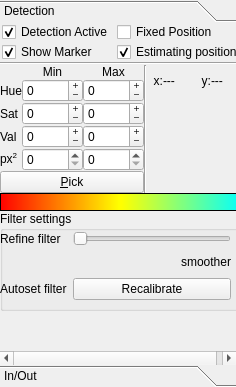
gasparnori/Spotter, file lib/ui/tab_featuresUi.ui: the form before one commit.
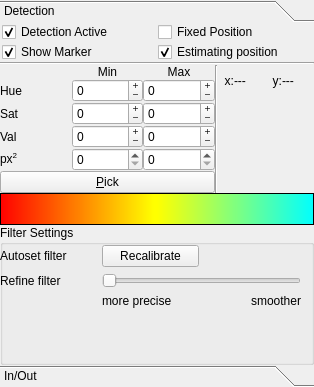
The form after the commit.

```diff
--- a/lib/ui/tab_featuresUi.ui
+++ b/lib/ui/tab_featuresUi.ui
@@ -6,7 +6,7 @@
    <rect>
     <x>0</x>
     <y>0</y>
-    <width>236</width>
+    <width>314</width>
     <height>387</height>
    </rect>
   </property>
@@ -38,7 +38,7 @@
          <rect>
           <x>0</x>
           <y>0</y>
-          <width>234</width>
+          <width>312</width>
           <height>343</height>
          </rect>
         </property>
@@ -86,84 +86,81 @@
             </widget>
            </item>
            <item>
-            <widget class="QGroupBox" name="groupBox">
-             <property name="minimumSize">
-              <size>
-               <width>0</width>
-               <height>100</height>
-              </size>
-             </property>
+            <widget class="QGroupBox" name="FilterSettings">
              <property name="title">
-              <string>Filter settings</string>
+              <string>Filter Settings</string>
              </property>
              <widget class="QWidget" name="gridLayoutWidget">
               <property name="geometry">
                <rect>
                 <x>0</x>
                 <y>20</y>
-                <width>231</width>
-                <height>69</height>
+                <width>301</width>
+                <height>107</height>
                </rect>
               </property>
-              <layout class="QGridLayout" name="gridLayout_10">
-               <item row="0" column="1">
+              <layout class="QGridLayout" name="gridLayout_8">
+               <item row="2" column="0">
+                <widget class="QLabel" name="filterLabel">
+                 <property name="text">
+                  <string>Refine filter</string>
+                 </property>
+                </widget>
+               </item>
+               <item row="1" column="0">
+                <widget class="QLabel" name="autosetLabel">
+                 <property name="text">
+                  <string>Autoset filter</string>
+                 </property>
+                </widget>
+               </item>
+               <item row="3" column="2">
+                <widget class="QLabel" name="filterMaxLabel">
+                 <property name="text">
+                  <string>smoother</string>
+                 </property>
+                 <property name="alignment">
+                  <set>Qt::AlignRight|Qt::AlignTop|Qt::AlignTrailing</set>
+                 </property>
+                </widget>
+               </item>
+               <item row="3" column="1">
+                <widget class="QLabel" name="label">
+                 <property name="text">
+                  <string>more precise</string>
+                 </property>
+                 <property name="alignment">
+                  <set>Qt::AlignLeading|Qt::AlignLeft|Qt::AlignTop</set>
+                 </property>
+                </widget>
+               </item>
+               <item row="2" column="1" colspan="2">
                 <widget class="QSlider" name="filterSlider">
                  <property name="minimum">
                   <number>1</number>
                  </property>
+                 <property name="maximum">
+                  <number>999</number>
+                 </property>
+                 <property name="singleStep">
+                  <number>10</number>
+                 </property>
                  <property name="orientation">
                   <enum>Qt::Horizontal</enum>
                  </property>
                 </widget>
                </item>
-               <item row="0" column="0">
-                <widget class="QLabel" name="filterLabel">
-                 <property name="text">
-                  <string>Refine filter</string>
-                 </property>
-                </widget>
-               </item>
                <item row="1" column="1">
-                <widget class="QLabel" name="filterMaxLabel">
-                 <property name="text">
-                  <string>smoother</string>
-                 </property>
-                 <property name="alignment">
-                  <set>Qt::AlignRight|Qt::AlignTrailing|Qt::AlignVCenter</set>
-                 </property>
-                </widget>
-               </item>
-               <item row="2" column="1">
                 <widget class="QPushButton" name="btn_filter">
                  <property name="text">
                   <string>Recalibrate</string>
                  </property>
                 </widget>
                </item>
-               <item row="2" column="0">
-                <widget class="QLabel" name="autosetLabel">
-                 <property name="text">
-                  <string>Autoset filter</string>
-                 </property>
-                </widget>
-               </item>
               </layout>
              </widget>
             </widget>
            </item>
-           <item>
-            <spacer name="verticalSpacer">
-             <property name="orientation">
-              <enum>Qt::Vertical</enum>
-             </property>
-             <property name="sizeHint" stdset="0">
-              <size>
-               <width>20</width>
-               <height>40</height>
-              </size>
-             </property>
-            </spacer>
-           </item>
           </layout>
          </item>
          <item row="9" column="0">
```
Left out of the diff: 12 changed lines with no effect on the pictures.
